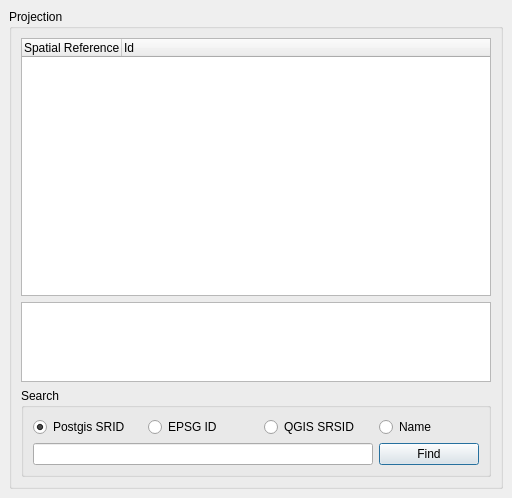
This is src/widgets/projectionselector/qgsprojectionselectorbase.ui in qgis/QGIS as Qt 5 draws it before an edit. The edited form follows.
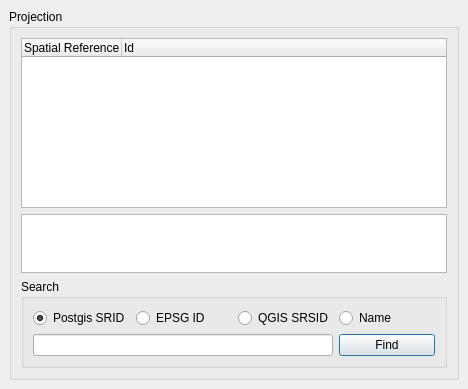
This is the edited form. Icons and pictures are not drawn.

Commit message: enable smaller

```diff
--- a/src/widgets/projectionselector/qgsprojectionselectorbase.ui
+++ b/src/widgets/projectionselector/qgsprojectionselectorbase.ui
@@ -8,10 +8,18 @@
    <rect>
     <x>0</x>
     <y>0</y>
-    <width>512</width>
-    <height>498</height>
+    <width>468</width>
+    <height>389</height>
    </rect>
   </property>
+  <property name="sizePolicy" >
+   <sizepolicy>
+    <hsizetype>7</hsizetype>
+    <vsizetype>5</vsizetype>
+    <horstretch>0</horstretch>
+    <verstretch>0</verstretch>
+   </sizepolicy>
+  </property>
   <property name="windowTitle" >
    <string>Projection Selector</string>
   </property>
@@ -29,8 +37,8 @@
     <widget class="QGroupBox" name="groupBox_2" >
      <property name="sizePolicy" >
       <sizepolicy>
-       <hsizetype>5</hsizetype>
-       <vsizetype>1</vsizetype>
+       <hsizetype>7</hsizetype>
+       <vsizetype>7</vsizetype>
        <horstretch>0</horstretch>
        <verstretch>0</verstretch>
       </sizepolicy>
@@ -47,6 +55,14 @@
       </property>
       <item row="2" column="0" >
        <widget class="QGroupBox" name="groupBox" >
+        <property name="sizePolicy" >
+         <sizepolicy>
+          <hsizetype>3</hsizetype>
+          <vsizetype>1</vsizetype>
+          <horstretch>0</horstretch>
+          <verstretch>0</verstretch>
+         </sizepolicy>
+        </property>
         <property name="title" >
          <string>Search</string>
         </property>
@@ -137,8 +153,8 @@
        <widget class="QTextEdit" name="teProjection" >
         <property name="sizePolicy" >
          <sizepolicy>
-          <hsizetype>5</hsizetype>
-          <vsizetype>1</vsizetype>
+          <hsizetype>7</hsizetype>
+          <vsizetype>7</vsizetype>
           <horstretch>0</horstretch>
           <verstretch>0</verstretch>
          </sizepolicy>
```
